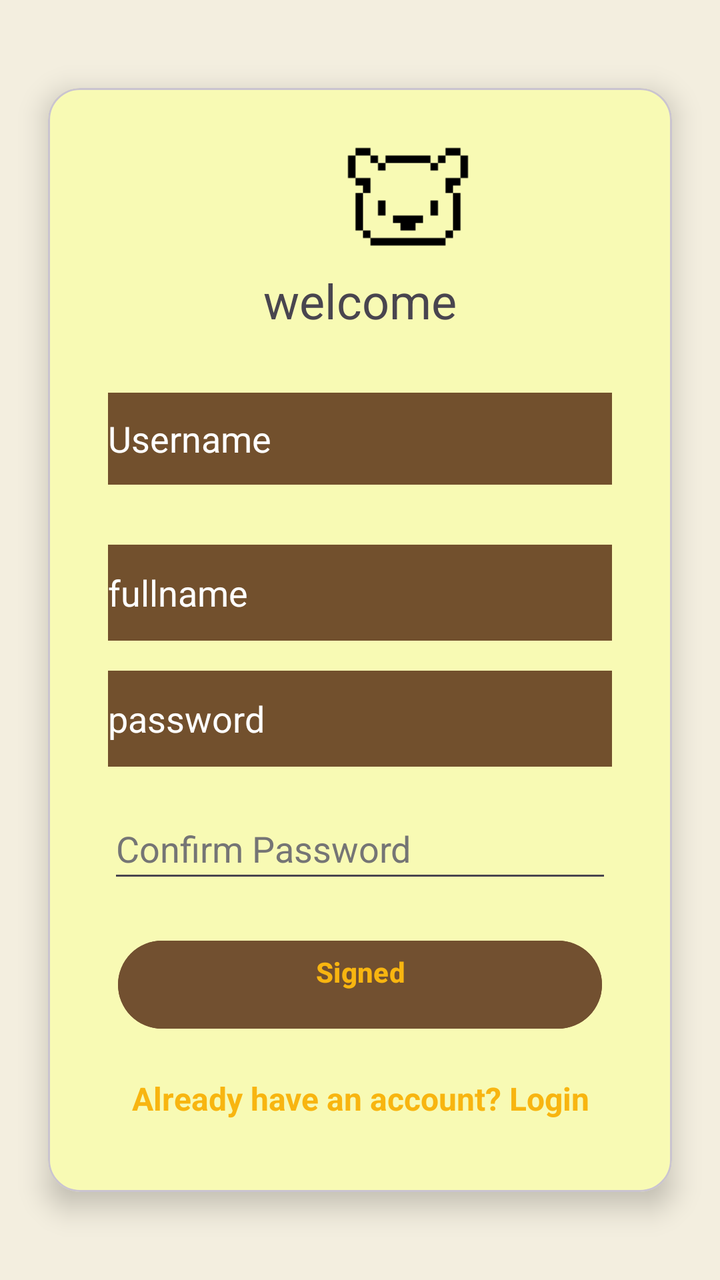
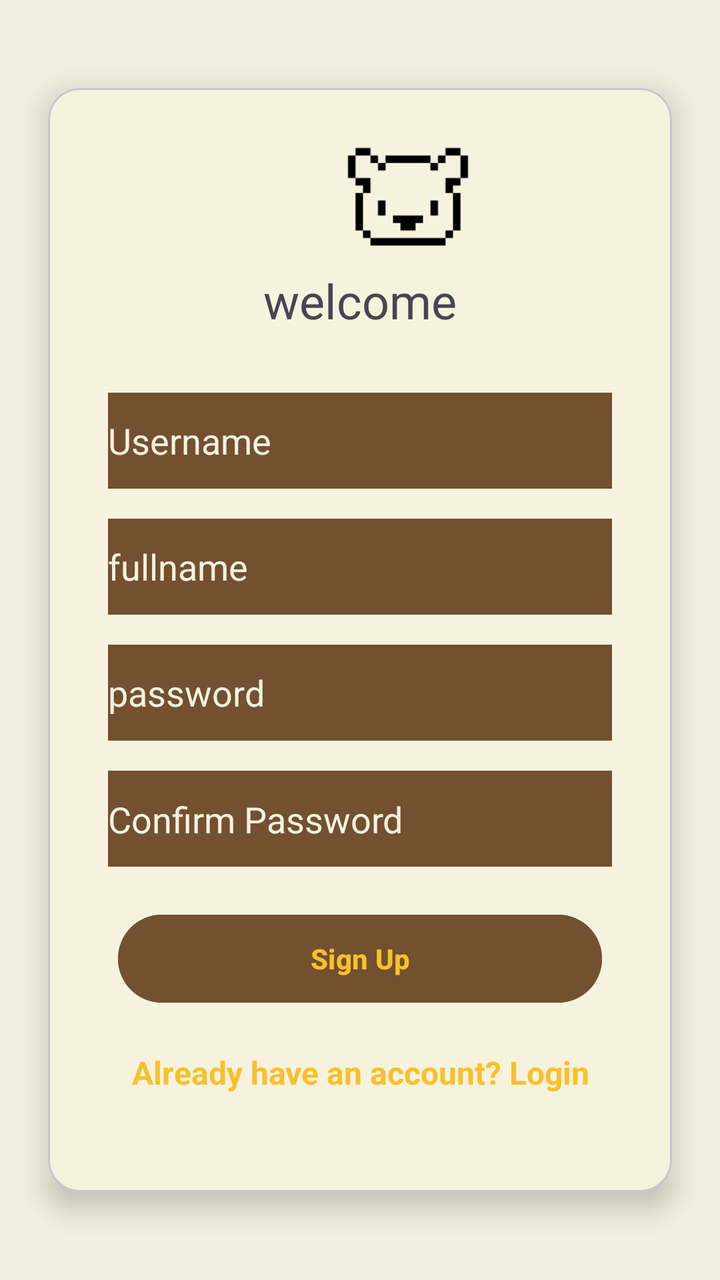

Compare the two renders of this Android layout. The source of the first and the diff that turns it into the second are given below.
<!-- AndroidManifest.xml: application theme Theme.BeeBudgetingLimited -->
<!-- res/layout/activity_sign_up.xml -->
<?xml version="1.0" encoding="utf-8"?>
<androidx.constraintlayout.widget.ConstraintLayout xmlns:android="http://schemas.android.com/apk/res/android"
    xmlns:app="http://schemas.android.com/apk/res-auto"
    xmlns:tools="http://schemas.android.com/tools"
    android:id="@+id/main"
    android:layout_width="match_parent"
    android:layout_height="match_parent"
    android:background="#F3EEDF"
    tools:context=".MainActivity">

    <com.google.android.material.card.MaterialCardView
        android:id="@+id/cardContainer"
        android:layout_width="0dp"
        android:layout_height="wrap_content"
        android:layout_margin="24dp"
        android:backgroundTint="@color/pastel_yellow"
        app:cardCornerRadius="16dp"
        app:cardElevation="8dp"
        app:layout_constraintBottom_toBottomOf="parent"
        app:layout_constraintEnd_toEndOf="parent"
        app:layout_constraintStart_toStartOf="parent"
        app:layout_constraintTop_toTopOf="parent">


        <LinearLayout
            android:id="@+id/linearLayout"
            android:layout_width="match_parent"
            android:layout_height="552dp"
            android:orientation="vertical"
            android:padding="15dp"
            android:paddingTop="40dp"
            android:paddingBottom="40dp"
            app:layout_constraintBottom_toBottomOf="parent"
            app:layout_constraintEnd_toEndOf="parent"
            app:layout_constraintHorizontal_bias="0.496"
            app:layout_constraintStart_toStartOf="parent"
            app:layout_constraintTop_toTopOf="parent"
            app:layout_constraintVertical_bias="0.0">

            <ImageView
                android:id="@+id/imageView"
                android:layout_width="330dp"
                android:layout_height="75dp"
                app:srcCompat="@drawable/bearicon" />

            <TextView
                android:id="@+id/textView"
                android:layout_width="match_parent"
                android:layout_height="wrap_content"
                android:text="welcome"
                android:textAlignment="center"
                android:textSize="24sp" />

            <EditText
                android:id="@+id/etUsername"
                android:layout_width="match_parent"
                android:layout_height="46dp"
                android:layout_marginLeft="15dp"
                android:layout_marginTop="30dp"
                android:layout_marginRight="15dp"
                android:autofillHints="fullname"
                android:background="#72502D"
                android:backgroundTint="#72502D"
                android:ems="10"
                android:hint="Username"
                android:inputType="textEmailAddress"
                android:minHeight="48dp"
                android:textColorHint="#FFFFFF" />

            <EditText
                android:id="@+id/etSEmailAddress"
                android:layout_width="match_parent"
                android:layout_height="wrap_content"
                android:layout_marginLeft="15dp"
                android:layout_marginTop="30dp"
                android:layout_marginRight="15dp"
                android:autofillHints="fullname"
                android:background="#72502D"
                android:backgroundTint="#72502D"
                android:ems="10"
                android:hint="fullname"
                android:inputType="textEmailAddress"
                android:minHeight="48dp"
                android:textColorHint="#FFFFFF" />

            <EditText
                android:id="@+id/etSPassword"
                android:layout_width="match_parent"
                android:layout_height="wrap_content"
                android:layout_marginLeft="15dp"
                android:layout_marginTop="15dp"
                android:layout_marginRight="15dp"
                android:autofillHints="password"
                android:background="#72502D"
                android:ems="10"
                android:hint="@string/password"
                android:inputType="textPassword"
                android:minHeight="48dp"
                android:textColorHint="#FFFFFF" />

            <EditText
                android:id="@+id/etSConfPassword"
                android:layout_width="match_parent"
                android:layout_height="wrap_content"
                android:layout_marginLeft="15dp"
                android:layout_marginTop="15dp"
                android:layout_marginRight="15dp"
                android:autofillHints="password"
                android:ems="10"
                android:hint="@string/confirm_password"
                android:inputType="textPassword"
                android:minHeight="48dp"
                android:textColorHint="#757575"
                tools:ignore="TextContrastCheck" />

            <Button
                android:id="@+id/btnSigned"
                android:layout_width="match_parent"
                android:layout_height="52dp"
                android:layout_margin="20dp"
                android:backgroundTint="@color/Gray_brown"
                android:text="@string/signed"
                android:textAlignment="center"
                android:textColor="#F8B510"
                android:textStyle="bold" />

            <TextView
                android:id="@+id/tvRedirectLogin"
                android:layout_width="match_parent"
                android:layout_height="wrap_content"
                android:gravity="center_horizontal"
                android:text="@string/already_have_an_account_login"
                android:textColor="#F8B510"
                android:textSize="16sp"
                android:textStyle="bold" />

        </LinearLayout>

    </com.google.android.material.card.MaterialCardView>

</androidx.constraintlayout.widget.ConstraintLayout>
<!-- resources referenced by this layout -->
<resources>
  <color name="Gray_brown">#725030</color>
  <color name="pastel_yellow">#F8FAB4</color>
  <!-- drawable bearicon: png bitmap (drawable, 423 bytes) -->
  <string name="already_have_an_account_login">Already have an account? Login\n</string>
  <string name="confirm_password">Confirm Password\n</string>
  <string name="password">password</string>
  <string name="signed">Signed\n</string>
  <style name="Theme.BeeBudgetingLimited" parent="Base.Theme.BeeBudgetingLimited" />
  <style name="Base.Theme.BeeBudgetingLimited" parent="Theme.Material3.DayNight.NoActionBar">
          
          
      </style>
</resources>

<!-- the commit's change to res/layout/activity_sign_up.xml (unified diff, before → after) -->
@@ -13,7 +13,7 @@
         android:layout_width="0dp"
         android:layout_height="wrap_content"
         android:layout_margin="24dp"
-        android:backgroundTint="@color/pastel_yellow"
+        android:backgroundTint="@color/Cream"
         app:cardCornerRadius="16dp"
         app:cardElevation="8dp"
         app:layout_constraintBottom_toBottomOf="parent"
@@ -54,34 +54,33 @@
             <EditText
                 android:id="@+id/etUsername"
                 android:layout_width="match_parent"
-                android:layout_height="46dp"
+                android:layout_height="wrap_content"
                 android:layout_marginLeft="15dp"
                 android:layout_marginTop="30dp"
                 android:layout_marginRight="15dp"
-                android:autofillHints="fullname"
-                android:background="#72502D"
-                android:backgroundTint="#72502D"
+                android:background="@color/Gray_brown"
+                android:backgroundTint="@color/Gray_brown"
                 android:ems="10"
                 android:hint="Username"
                 android:inputType="textEmailAddress"
                 android:minHeight="48dp"
-                android:textColorHint="#FFFFFF" />
+                android:textColorHint="@color/Cream" />
 
             <EditText
                 android:id="@+id/etSEmailAddress"
                 android:layout_width="match_parent"
                 android:layout_height="wrap_content"
                 android:layout_marginLeft="15dp"
-                android:layout_marginTop="30dp"
+                android:layout_marginTop="15dp"
                 android:layout_marginRight="15dp"
                 android:autofillHints="fullname"
-                android:background="#72502D"
-                android:backgroundTint="#72502D"
+                android:background="@color/Gray_brown"
+                android:backgroundTint="@color/Gray_brown"
                 android:ems="10"
                 android:hint="fullname"
                 android:inputType="textEmailAddress"
                 android:minHeight="48dp"
-                android:textColorHint="#FFFFFF" />
+                android:textColorHint="@color/Cream" />
 
             <EditText
                 android:id="@+id/etSPassword"
@@ -91,12 +90,13 @@
                 android:layout_marginTop="15dp"
                 android:layout_marginRight="15dp"
                 android:autofillHints="password"
-                android:background="#72502D"
+                android:background="@color/Gray_brown"
+                android:backgroundTint="@color/Gray_brown"
                 android:ems="10"
                 android:hint="@string/password"
                 android:inputType="textPassword"
                 android:minHeight="48dp"
-                android:textColorHint="#FFFFFF" />
+                android:textColorHint="@color/Cream" />
 
             <EditText
                 android:id="@+id/etSConfPassword"
@@ -106,11 +106,13 @@
                 android:layout_marginTop="15dp"
                 android:layout_marginRight="15dp"
                 android:autofillHints="password"
+                android:background="@color/Gray_brown"
+                android:backgroundTint="@color/Gray_brown"
                 android:ems="10"
                 android:hint="@string/confirm_password"
                 android:inputType="textPassword"
                 android:minHeight="48dp"
-                android:textColorHint="#757575"
+                android:textColorHint="@color/Cream"
                 tools:ignore="TextContrastCheck" />
 
             <Button
@@ -119,9 +121,9 @@
                 android:layout_height="52dp"
                 android:layout_margin="20dp"
                 android:backgroundTint="@color/Gray_brown"
-                android:text="@string/signed"
+                android:text="@string/sign_up"
                 android:textAlignment="center"
-                android:textColor="#F8B510"
+                android:textColor="@color/Bright_yellow"
                 android:textStyle="bold" />
 
             <TextView
@@ -130,7 +132,7 @@
                 android:layout_height="wrap_content"
                 android:gravity="center_horizontal"
                 android:text="@string/already_have_an_account_login"
-                android:textColor="#F8B510"
+                android:textColor="@color/Bright_yellow"
                 android:textSize="16sp"
                 android:textStyle="bold" />
 
<!-- resource entries referenced after the edit -->
@@ -1,12 +1,13 @@
 <!-- resources referenced by this layout -->
 <resources>
+  <color name="Bright_yellow">#f9c02a</color>
+  <color name="Cream">#f6f2de</color>
   <color name="Gray_brown">#725030</color>
-  <color name="pastel_yellow">#F8FAB4</color>
   <!-- drawable bearicon: png bitmap (drawable, 423 bytes) -->
   <string name="already_have_an_account_login">Already have an account? Login\n</string>
   <string name="confirm_password">Confirm Password\n</string>
   <string name="password">password</string>
-  <string name="signed">Signed\n</string>
+  <string name="sign_up">Sign Up</string>
   <style name="Theme.BeeBudgetingLimited" parent="Base.Theme.BeeBudgetingLimited" />
   <style name="Base.Theme.BeeBudgetingLimited" parent="Theme.Material3.DayNight.NoActionBar">
           
